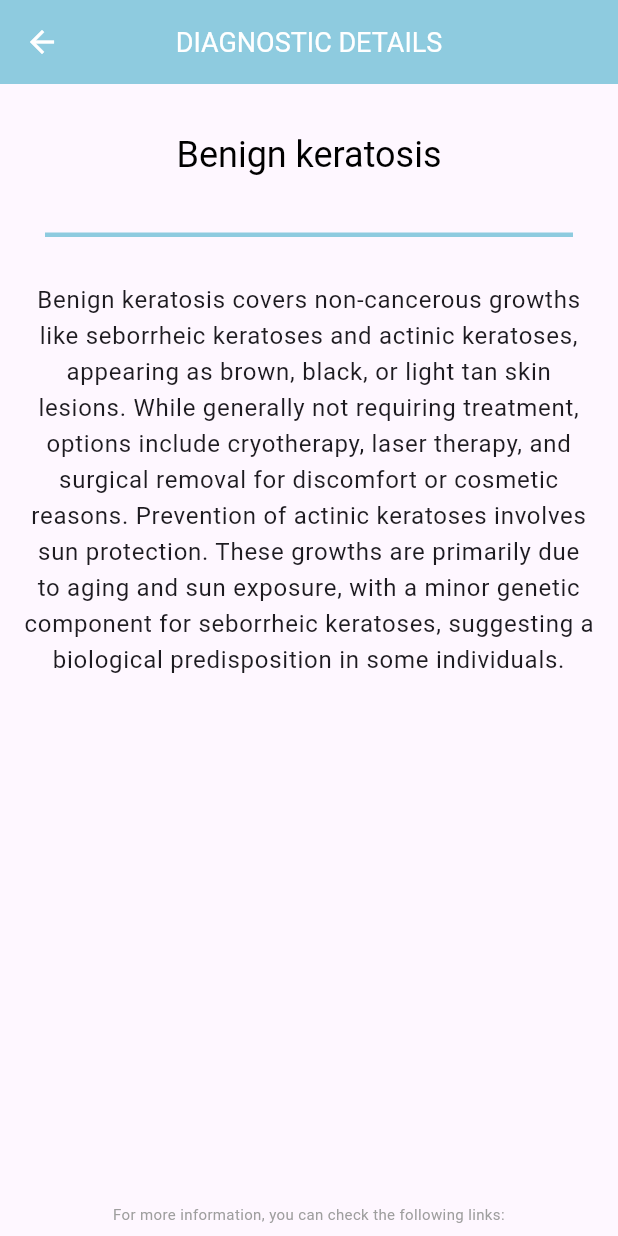
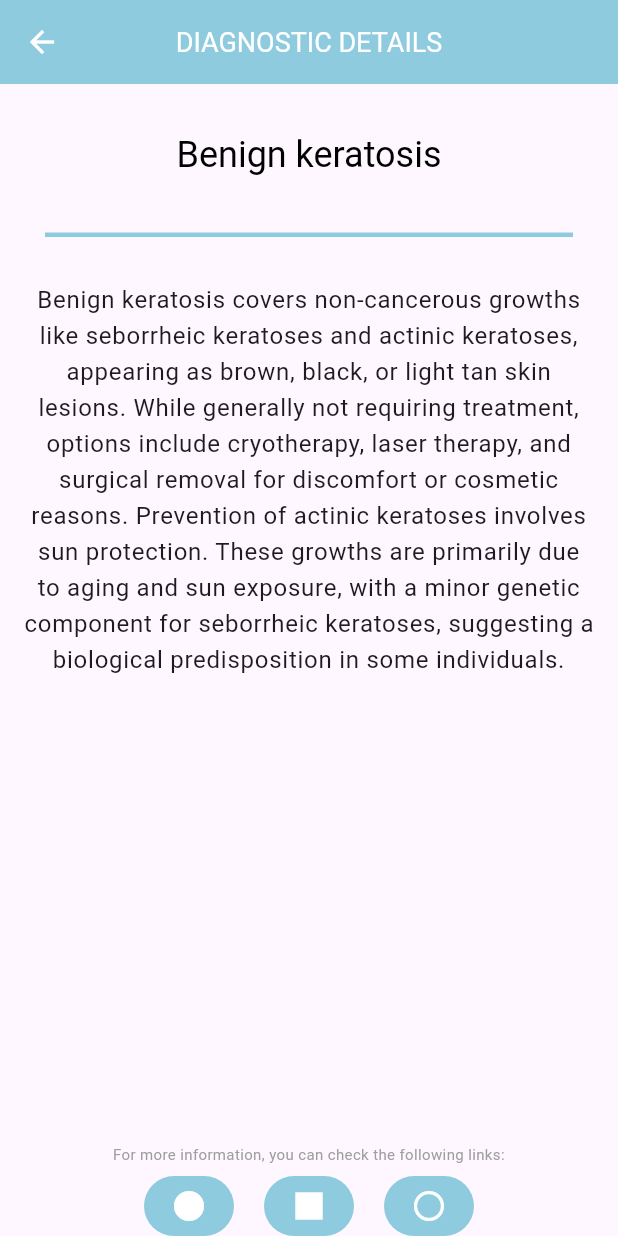
Before and after one commit to AlexZinca/SkinLesionApp, a Flutter app: the DiagnosticsPage screen opened directly, after a tap on "Benign keratosis", on a phone screen of 412 x 824 dp. Run offline on Flutter 3.47's test engine with Material 3 defaults, Android fonts, the phone set to English and light mode, and no system bars; our stand-ins replace camera, cloud_firestore, email_validator, firebase_auth, firebase_core, firebase_storage and 5 more; accounts and stored records are empty.

Commit message:
working arrow on diagnostics page, working links

```diff
--- a/lib/pages/diagnostic_detail_page.dart
+++ b/lib/pages/diagnostic_detail_page.dart
@@ -46,28 +46,29 @@ class DiagnosticDetailPage extends StatelessWidget {
       // Replace with actual link
     ],
     'Basal cell carcinoma': [
-      'https://www.mayoclinic.org/diseases-conditions/basal-cell-carcinoma/symptoms-causes/syc-20370087',
+
       'https://www.skincancer.org/skin-cancer-information/basal-cell-carcinoma/',
       // Replace with actual link
       'https://www.aad.org/public/diseases/skin-cancer/types/common/bcc',
+      'https://www.healthdirect.gov.au/basal-cell-carcinoma',
       // Replace with actual link
     ],
     // Add other diseases and their links
-    'Bening keratosis': [
-      'https://www.aad.org/public/diseases/a-z/seborrheic-keratoses-overview',
+    'Benign keratosis': [
+      'https://www.ncbi.nlm.nih.gov/pmc/articles/PMC10188172/',
       // Overview of seborrheic keratoses from the American Academy of Dermatology
       'https://www.mayoclinic.org/diseases-conditions/seborrheic-keratosis/symptoms-causes/syc-20353878',
       // Mayo Clinic's page on seborrheic keratosis
-      'https://www.skincancer.org/skin-cancer-information/seborrheic-keratoses/',
+      'https://www.aad.org/public/diseases/a-z/seborrheic-keratoses-treatment',
       // Information on seborrheic keratoses from The Skin Cancer Foundation
     ],
 
     'Dermatofibroma': [
       'https://www.dermnetnz.org/topics/dermatofibroma/',
       // DermNet NZ offers a comprehensive guide on dermatofibroma
-      'https://www.aad.org/public/diseases/a-z/dermatofibroma',
+      'https://www.ncbi.nlm.nih.gov/books/NBK470538/',
       // The American Academy of Dermatology's resource on dermatofibroma
-      'https://www.mayoclinic.org/diseases-conditions/dermatofibroma/symptoms-causes/syc-20371769',
+      'https://www.medicalnewstoday.com/articles/318870#treatment',
       // Mayo Clinic's overview of dermatofibroma
     ],
 
@@ -81,20 +82,20 @@ class DiagnosticDetailPage extends StatelessWidget {
     ],
 
     'Melanocytic nevi': [
-      'https://www.aad.org/public/diseases/a-z/moles',
+      'https://emedicine.medscape.com/article/1058445-overview?form=fpf',
       // American Academy of Dermatology's resource on moles (melanocytic nevi)
-      'https://www.dermnetnz.org/topics/naevi/',
+      'https://emedicine.medscape.com/article/1058445-clinical?form=fpf',
       // DermNet NZ's comprehensive guide on melanocytic nevi
-      'https://www.mayoclinic.org/diseases-conditions/moles/symptoms-causes/syc-20375382',
+      'https://www.ncbi.nlm.nih.gov/books/NBK470451/',
       // Mayo Clinic's overview of moles
     ],
 
     'Vascular lesions': [
       'https://www.dermnetnz.org/topics/capillary-vascular-malformation/',
       // DermNet NZ on capillary vascular malformations
-      'https://www.aad.org/public/diseases/a-z/birthmarks',
+      'https://dermoscopedia.org/Vascular_lesions',
       // American Academy of Dermatology on birthmarks (including vascular lesions)
-      'https://www.mayoclinic.org/diseases-conditions/hemangioma/symptoms-causes/syc-20352352',
+      'https://www.ncbi.nlm.nih.gov/pmc/articles/PMC7007481/',
       // Mayo Clinic's resource on hemangiomas
     ],
   };
--- a/lib/pages/diagnostics_page.dart
+++ b/lib/pages/diagnostics_page.dart
@@ -57,7 +57,16 @@ class _DiagnosticsPageState extends State<DiagnosticsPage> {
               children: [
               SizedBox(height: 30), // Space before the list starts
           ...diagnostics.map((diagnostic) {
-          return Card(
+          return GestureDetector(
+            onTap: () {
+              Navigator.push(
+                context,
+                MaterialPageRoute(
+                  builder: (context) => DiagnosticDetailPage(name: diagnostic['name']!),
+                ),
+              );
+            },
+            child: Card(
               margin: const EdgeInsets.only(bottom: 10.0),
               shape: RoundedRectangleBorder(
                 borderRadius: BorderRadius.circular(16.0),
@@ -67,14 +76,6 @@ class _DiagnosticsPageState extends State<DiagnosticsPage> {
                   ListTile(
                     contentPadding: EdgeInsets.symmetric(vertical: 10.0, horizontal: 25.0),
                     title: Text(diagnostic['name']!),
-                  onTap: () {
-                    Navigator.push(
-                      context,
-                      MaterialPageRoute(
-                        builder: (context) => DiagnosticDetailPage(name: diagnostic['name']!),
-                      ),
-                    );
-                  },
                   ),
                   Positioned(
                     top: 0,
@@ -93,6 +94,7 @@ class _DiagnosticsPageState extends State<DiagnosticsPage> {
                     ),
                   ),
                 ],
+              ),
             ),
           );
         },
```
Lines whose indentation alone changed are shown as unchanged.
